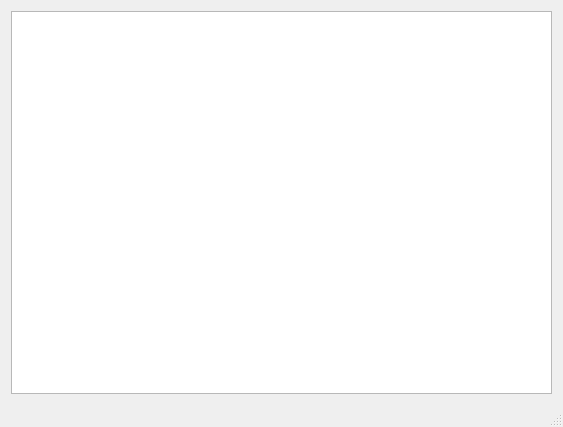
Qt form src/mainwindow.ui (yonzkon/sysck) before a commit.
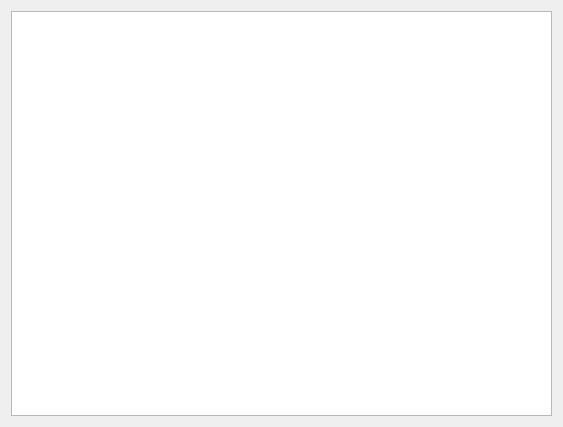
The same form after that commit.

```diff
--- a/src/mainwindow.ui
+++ b/src/mainwindow.ui
@@ -16,11 +16,16 @@
   <widget class="QWidget" name="centralWidget">
    <layout class="QHBoxLayout" name="horizontalLayout">
     <item>
-     <widget class="QTextBrowser" name="textBrowser"/>
+     <widget class="QTextBrowser" name="textBrowser">
+      <property name="font">
+       <font>
+        <pointsize>12</pointsize>
+       </font>
+      </property>
+     </widget>
     </item>
    </layout>
   </widget>
-  <widget class="QStatusBar" name="statusBar"/>
  </widget>
  <layoutdefault spacing="6" margin="11"/>
  <resources/>
```
